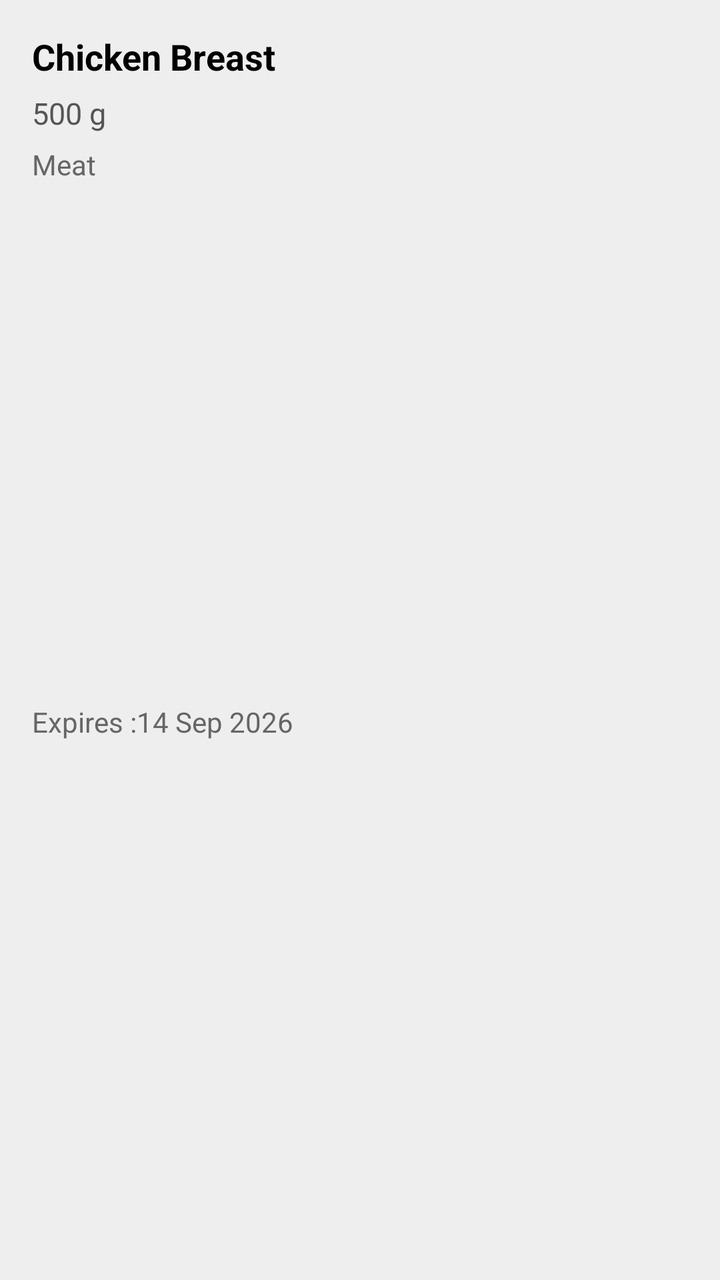
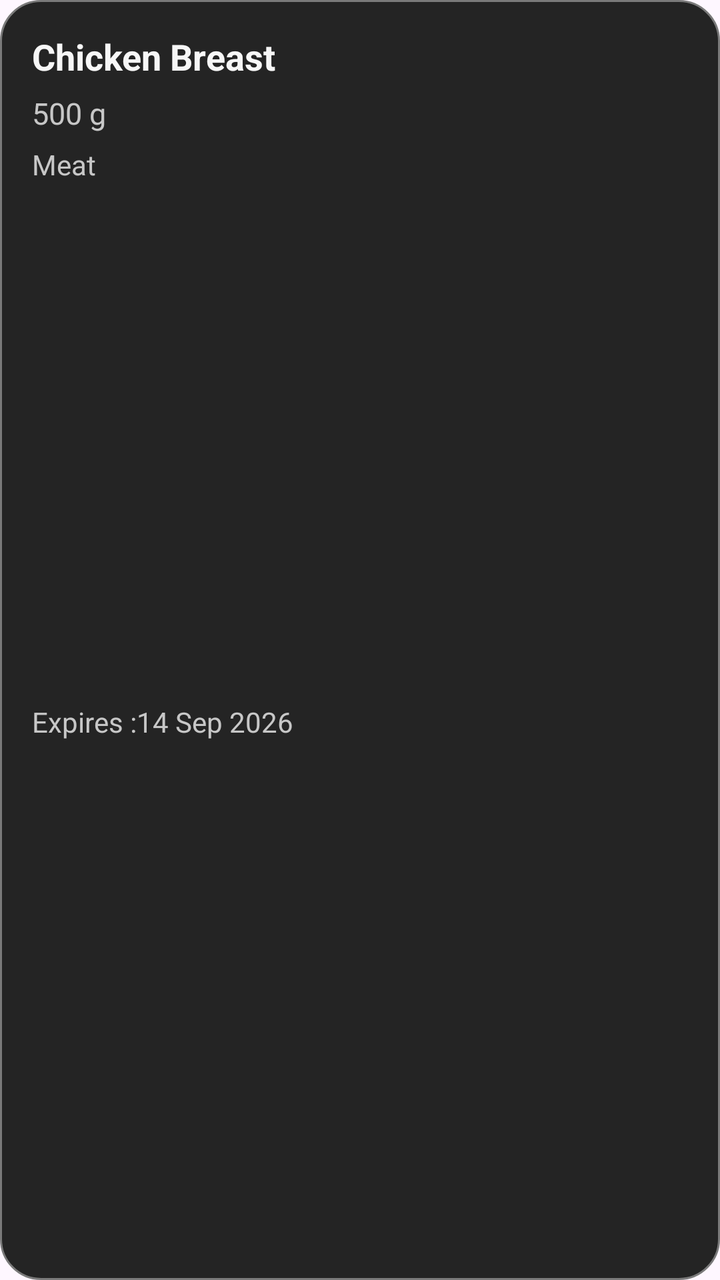

Compare the two renders of this Android layout. The source of the first and the diff that turns it into the second are given below.
<!-- AndroidManifest.xml: application theme Theme.GotEmRecipes -->
<!-- res/layout/item_pantry.xml -->
<?xml version="1.0" encoding="utf-8"?>
<androidx.constraintlayout.widget.ConstraintLayout
    xmlns:android="http://schemas.android.com/apk/res/android"
    xmlns:app="http://schemas.android.com/apk/res-auto"
    android:layout_width="match_parent"
    android:layout_height="wrap_content"
    android:layout_marginBottom="12dp"
    android:padding="16dp"
    android:background="#EEEEEE">

    <TextView
        android:id="@+id/textIngredientName"
        android:layout_width="0dp"
        android:layout_height="wrap_content"
        android:text="Chicken Breast"
        android:textSize="18sp"
        android:textStyle="bold"
        android:textColor="@android:color/black"
        app:layout_constraintStart_toStartOf="parent"
        app:layout_constraintTop_toTopOf="parent"
        app:layout_constraintEnd_toEndOf="parent" />

    <TextView
        android:id="@+id/textIngredientQuantity"
        android:layout_width="wrap_content"
        android:layout_height="wrap_content"
        android:text="500 g"
        android:textSize="15sp"
        android:textColor="#555555"
        android:layout_marginTop="6dp"
        app:layout_constraintStart_toStartOf="parent"
        app:layout_constraintTop_toBottomOf="@id/textIngredientName" />
    <TextView
        android:id="@+id/textIngredientCategory"
        android:layout_width="wrap_content"
        android:layout_height="wrap_content"
        android:text="Meat"
        android:textSize="14sp"
        android:textColor="#666666"
        android:layout_marginTop="6dp"
        app:layout_constraintStart_toStartOf="parent"
        app:layout_constraintTop_toBottomOf="@id/textIngredientQuantity" />
    <TextView
        android:id="@+id/textIngredientExpiry"
        android:layout_width="wrap_content"
        android:layout_height="wrap_content"
        android:text="Expires :14 Sep 2026"
        android:textSize="14sp"
        android:textColor="#666666"
        android:layout_marginTop="6dp"
        app:layout_constraintStart_toStartOf="parent"
        app:layout_constraintTop_toBottomOf="@id/textIngredientCategory"
        app:layout_constraintBottom_toBottomOf="parent" />
</androidx.constraintlayout.widget.ConstraintLayout>
<!-- resources referenced by this layout -->
<resources>
  <style name="Theme.GotEmRecipes" parent="Base.Theme.GotEmRecipes" />
  <style name="Base.Theme.GotEmRecipes" parent="Theme.Material3.DayNight.NoActionBar">
          
          
      </style>
</resources>

<!-- the commit's change to res/layout/item_pantry.xml (unified diff, before → after) -->
@@ -6,7 +6,7 @@
     android:layout_height="wrap_content"
     android:layout_marginBottom="12dp"
     android:padding="16dp"
-    android:background="#EEEEEE">
+    android:background="@drawable/home_card_background">
 
     <TextView
         android:id="@+id/textIngredientName"
@@ -15,7 +15,7 @@
         android:text="Chicken Breast"
         android:textSize="18sp"
         android:textStyle="bold"
-        android:textColor="@android:color/black"
+        android:textColor="@color/gotem_white"
         app:layout_constraintStart_toStartOf="parent"
         app:layout_constraintTop_toTopOf="parent"
         app:layout_constraintEnd_toEndOf="parent" />
@@ -26,7 +26,7 @@
         android:layout_height="wrap_content"
         android:text="500 g"
         android:textSize="15sp"
-        android:textColor="#555555"
+        android:textColor="@color/gotem_light_grey"
         android:layout_marginTop="6dp"
         app:layout_constraintStart_toStartOf="parent"
         app:layout_constraintTop_toBottomOf="@id/textIngredientName" />
@@ -36,7 +36,7 @@
         android:layout_height="wrap_content"
         android:text="Meat"
         android:textSize="14sp"
-        android:textColor="#666666"
+        android:textColor="@color/gotem_light_grey"
         android:layout_marginTop="6dp"
         app:layout_constraintStart_toStartOf="parent"
         app:layout_constraintTop_toBottomOf="@id/textIngredientQuantity" />
@@ -46,7 +46,7 @@
         android:layout_height="wrap_content"
         android:text="Expires :14 Sep 2026"
         android:textSize="14sp"
-        android:textColor="#666666"
+        android:textColor="@color/gotem_light_grey"
         android:layout_marginTop="6dp"
         app:layout_constraintStart_toStartOf="parent"
         app:layout_constraintTop_toBottomOf="@id/textIngredientCategory"
<!-- resource entries referenced after the edit -->
@@ -1,6 +1,20 @@
 <!-- resources referenced by this layout -->
 <resources>
+  <color name="gotem_light_grey">#C7C7C7</color>
+  <color name="gotem_white">#F7F7F7</color>
+  <!-- drawable home_card_background (drawable) -->
+  <?xml version="1.0" encoding="utf-8"?>
+  <shape xmlns:android="http://schemas.android.com/apk/res/android"
+      android:shape="rectangle" >
+      <solid android:color="@color/gotem_card" />
+      <corners android:radius="20dp" />
+      <stroke
+          android:width="1dp"
+          android:color="@color/gotem_mid_grey" />
+  </shape>
   <style name="Theme.GotEmRecipes" parent="Base.Theme.GotEmRecipes" />
+  <color name="gotem_card">#242424</color>
+  <color name="gotem_mid_grey">#7A7A7A</color>
   <style name="Base.Theme.GotEmRecipes" parent="Theme.Material3.DayNight.NoActionBar">
           
           
